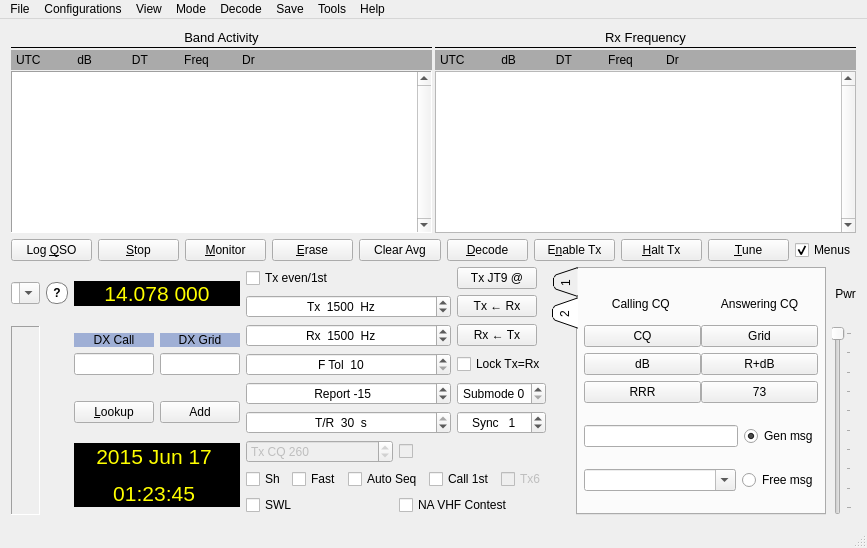
saitohirga/WSJT-X, file mainwindow.ui: the form before one commit.
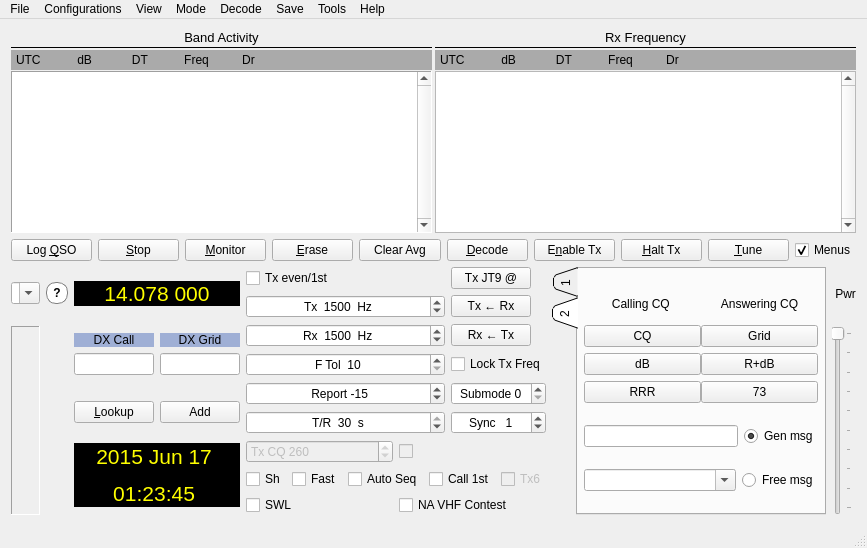
The form after the commit. Custom widgets are drawn as their Qt base class.

Commit message: Experimental new behavior for "Lock Tx=Rx" and for clicking on waterfall and decoded text.

What changed in the file:
```diff
--- a/mainwindow.ui
+++ b/mainwindow.ui
@@ -803,7 +803,7 @@
                       <string>&lt;html&gt;&lt;head/&gt;&lt;body&gt;&lt;p&gt;Tx frequency tracks Rx frequency. &lt;/p&gt;&lt;p&gt;Not recommended for general use!&lt;/p&gt;&lt;/body&gt;&lt;/html&gt;</string>
                      </property>
                      <property name="text">
-                      <string>Lock Tx=Rx</string>
+                      <string>Lock Tx Freq</string>
                      </property>
                     </widget>
                    </item>
```
Left out of the diff: 6 changed lines with no effect on the pictures. The commit also changes 5 other files.
